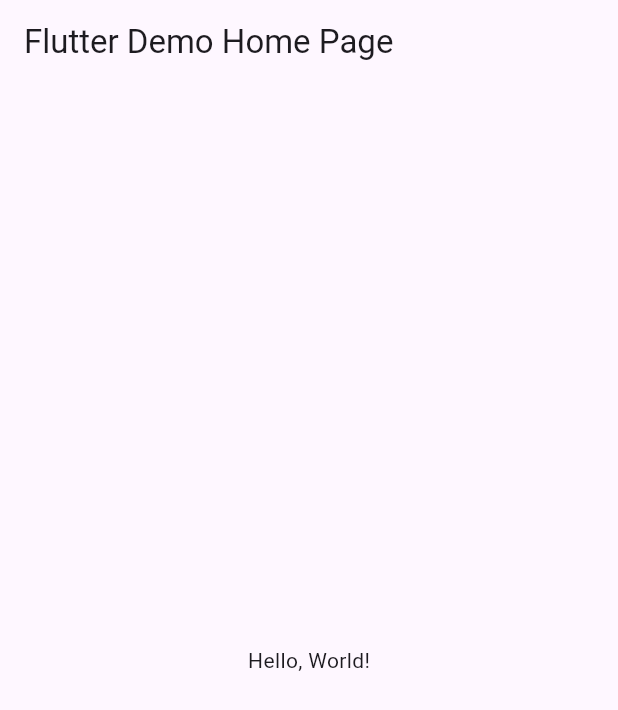
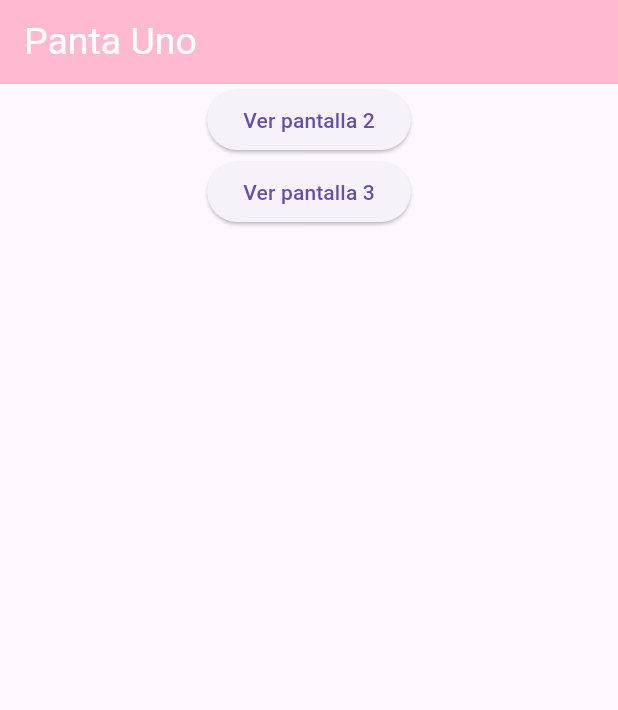
Before and after one commit to JannaRG13/Rutas_6J, a Flutter app: the screen it shows after launch, on a phone screen of 412 x 824 dp. Shown: the top 710 px of the screen. Run offline on Flutter 3.47's test engine with Material 3 defaults, Android fonts, the phone set to English and light mode, and no system bars.

Commit message:
enviar de nuevo

```diff
--- a/lib/main.dart
+++ b/lib/main.dart
@@ -1,43 +1,26 @@
 import 'package:flutter/material.dart';
+import 'package:ramirezrutas/pagina_uno.dart';
+import 'package:ramirezrutas/pagina_dos.dart';
+import 'package:ramirezrutas/pagina_tres.dart';
 
-void main() => runApp(MyApp());
+void main() => runApp(MiRutasApp());
 
-class MyApp extends StatelessWidget {
-  const MyApp({super.key});
-  // This widget is the root of your application.
+class MiRutasApp extends StatelessWidget {
+  const MiRutasApp({Key? key}) : super(key: key);
+
   @override
   Widget build(BuildContext context) {
     return MaterialApp(
-      // Application name
-      title: 'Flutter Hello World',
-      // Application theme data, you can set the colors for the application as
-      // you want
-      theme: ThemeData(
-        // useMaterial3: false,
-        primarySwatch: Colors.blue,
-      ),
-      // A widget which will be started on application startup
-      home: MyHomePage(title: 'Flutter Demo Home Page'),
+      debugShowCheckedModeBanner: false,
+      title: "Entre páginas Routes",
+      initialRoute: '/',
+      routes: {
+        // When navigating to the "/" route, build the FirstScreen widget.
+        '/': (context) => const PantallaUno(),
+        // When navigating to the "/second" route, build the SecondScreen widget.
+        '/pantalla2': (context) => const PantallaDos(),
+        '/pantalla3': (context) => const PantallaTres(),
+      },
     );
   }
 }
-
-class MyHomePage extends StatelessWidget {
-  final String title;
-  const MyHomePage({super.key, required this.title});
-
-  @override
-  Widget build(BuildContext context) {
-    return Scaffold(
-      appBar: AppBar(
-        // The title text which will be shown on the action bar
-        title: Text(title),
-      ),
-      body: Center(
-        child: Text(
-          'Hello, World!',
-        ),
-      ),
-    );
-  }
-}
--- /dev/null
+++ b/lib/pagina_uno.dart
@@ -0,0 +1,38 @@
+import 'package:flutter/material.dart';
+
+class PantallaUno extends StatelessWidget {
+  const PantallaUno({Key? key}) : super(key: key);
+
+  @override
+  Widget build(BuildContext context) {
+    return Scaffold(
+        appBar: AppBar(
+          title: const Text(
+            'Panta Uno',
+            style: TextStyle(
+              color: Colors.white,
+              fontSize: 25.0,
+            ),
+          ),
+          backgroundColor: Color(0xffffb9d1),
+        ),
+        body: Column(
+          children: [
+            Center(
+                child: ElevatedButton(
+              onPressed: () {
+                Navigator.pushNamed(context, '/pantalla2');
+              },
+              child: const Text('Ver pantalla 2'),
+            )),
+            Center(
+                child: ElevatedButton(
+              onPressed: () {
+                Navigator.pushNamed(context, '/pantalla3');
+              },
+              child: const Text('Ver pantalla 3'),
+            )),
+          ],
+        ));
+  }
+}
```
Also changed, not shown: lib/pagina_dos.dart (added, +27 -0 lines), lib/pagina_tres.dart (added, +27 -0 lines).
